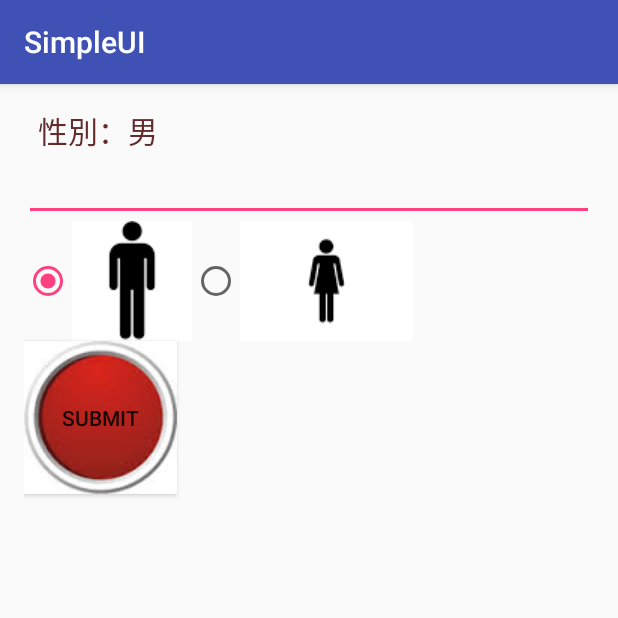
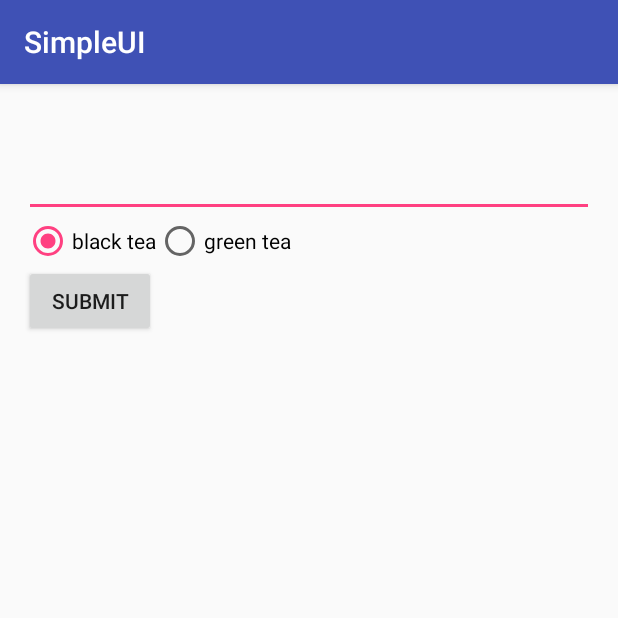
Before and after one commit to singural/android-class-p, an Android app: the screen it shows after launch (MainActivity), after a tap on "SUBMIT", on a phone screen of 412 x 824 dp, the top half of it. Run offline under Robolectric (Android 15) with nearby library versions, the phone set to English and light mode, and no system bars.

Commit message:
refine layout

```diff
--- a/SimpleUI/app/src/main/java/com/example/user/simpleui/MainActivity.java
+++ b/SimpleUI/app/src/main/java/com/example/user/simpleui/MainActivity.java
@@ -5,6 +5,7 @@ import android.os.Bundle;
 import android.view.KeyEvent;
 import android.view.View;
 import android.widget.EditText;
+import android.widget.RadioButton;
 import android.widget.RadioGroup;
 import android.widget.TextView;
 
@@ -14,7 +15,7 @@ public class MainActivity extends AppCompatActivity {
     EditText editText;
     RadioGroup radioGroup;
 
-    String selectedSex="男";
+    String selectedTea="black tea";
 
     @Override
     protected void onCreate(Bundle savedInstanceState) {
@@ -41,13 +42,8 @@ public class MainActivity extends AppCompatActivity {
         radioGroup.setOnCheckedChangeListener(new RadioGroup.OnCheckedChangeListener() {
             @Override
             public void onCheckedChanged(RadioGroup group, int checkedId) {
-                if(checkedId==R.id.maleRadioButton)
-                {
-                    selectedSex="男";
-                }else if(checkedId==R.id.femaleRadioButton)
-                {
-                    selectedSex="女";
-                }
+                RadioButton radioButton=(RadioButton)group.findViewById(checkedId);
+                selectedTea=radioButton.getText().toString();
             }
         });
     }
@@ -55,7 +51,7 @@ public class MainActivity extends AppCompatActivity {
     public void submit(View view)
     {
         String text=editText.getText().toString(); //取得editText輸入的文字，並轉成String
-        text=text + "  性別：" + selectedSex;
+
         textView.setText(text);//將editText輸入的文字顯示在textView上
 
         editText.setText("");//清空editText
--- a/SimpleUI/app/src/main/res/layout/activity_main.xml
+++ b/SimpleUI/app/src/main/res/layout/activity_main.xml
@@ -24,7 +24,6 @@
         android:id="@+id/button"
         android:layout_alignParentLeft="true"
         android:onClick="submit"
-        android:background="@drawable/button"
         android:layout_below="@+id/radioGroup" />
 
     <EditText
@@ -47,15 +46,15 @@
         <RadioButton
             android:layout_width="wrap_content"
             android:layout_height="wrap_content"
-            android:id="@+id/maleRadioButton"
+            android:id="@+id/greenTeaRadioButton"
             android:checked="true"
-            android:drawableRight="@drawable/male" />
+            android:text="black tea" />
 
         <RadioButton
             android:layout_width="wrap_content"
             android:layout_height="wrap_content"
-            android:id="@+id/femaleRadioButton"
+            android:id="@+id/greenTeaRadioButton"
             android:checked="false"
-            android:drawableRight="@drawable/female" />
+            android:text="green tea" />
     </RadioGroup>
 </RelativeLayout>
```
